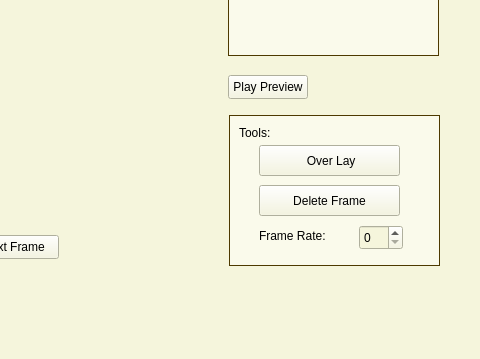
The window that SpriteEditor/mainwindow.ui (sebastianerz28/SpriteEditor) describes before a commit, drawn with Qt 5; both pictures show x 592 to 1072 and y 204 to 563 of the 1072 by 563 pixel window.
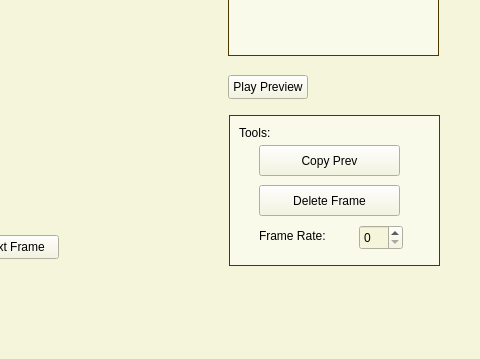
The same window after the commit.

Commit message: Added copyFrame functionality; added TODO method comments

```diff
--- a/SpriteEditor/mainwindow.ui
+++ b/SpriteEditor/mainwindow.ui
@@ -493,7 +493,7 @@
 </string>
      </property>
      <property name="text">
-      <string> Over Lay</string>
+      <string>Copy Prev</string>
      </property>
     </widget>
    </widget>
```
Left out of the diff: 2 changed lines with no effect on the pictures. The commit also changes 27 other files.
